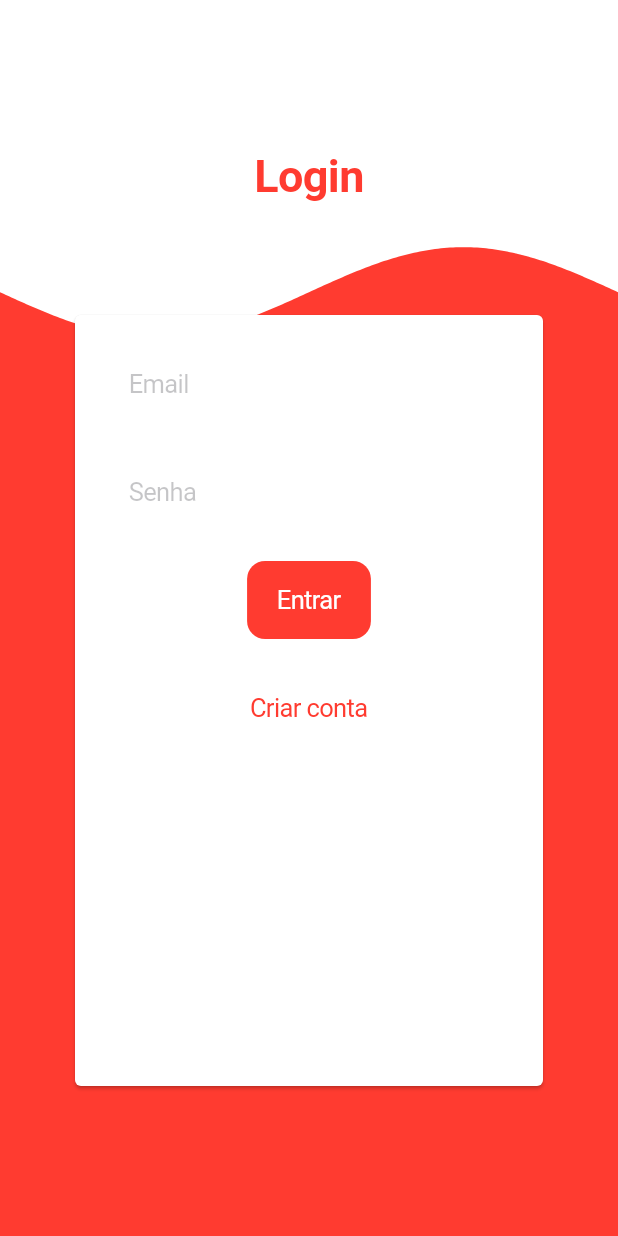
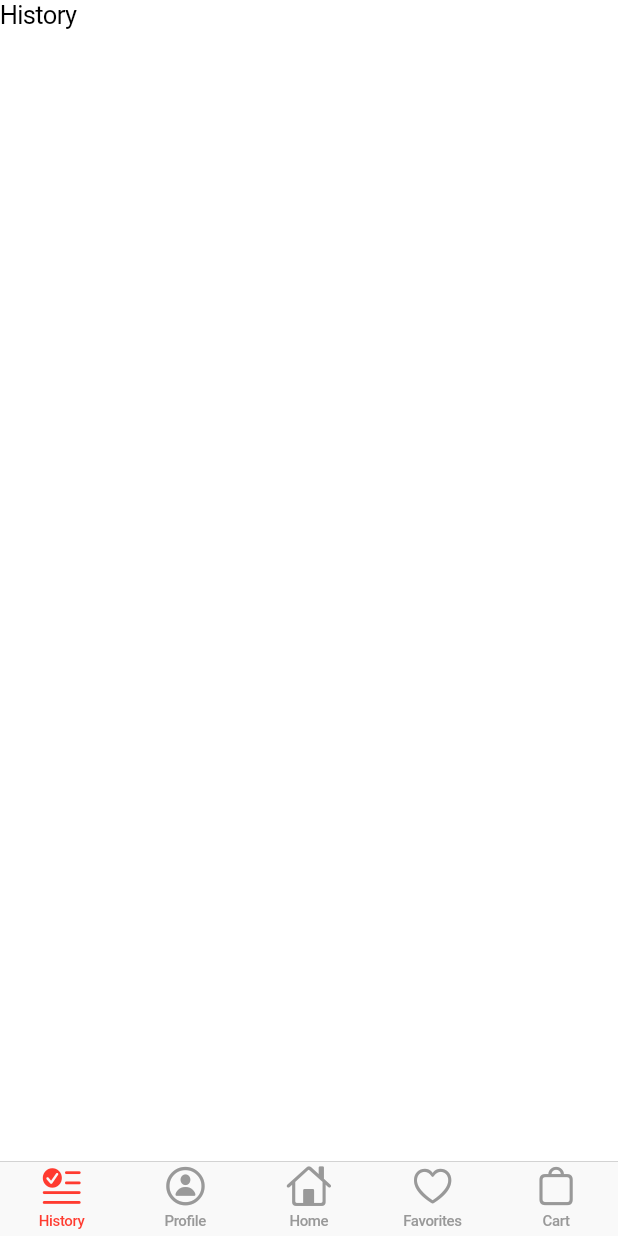
Before and after one commit to RToramaru/delivery_app, a Flutter app: the screen it shows after launch, on a phone screen of 412 x 824 dp. Run offline on Flutter 3.47's test engine with Material 2 defaults, Android fonts, the phone set to English and light mode, and no system bars; drawn by our look-alikes of wave.

Commit message:
create of interface to home page

```diff
--- a/lib/main.dart
+++ b/lib/main.dart
@@ -1,4 +1,4 @@
-import 'package:delivery_app/pages/login_page.dart';
+import 'package:delivery_app/pages/routes/app_route.dart';
 import 'package:flutter/cupertino.dart';
 
 void main() {
@@ -15,7 +15,7 @@ class MyApp extends StatelessWidget {
         primaryColor: CupertinoColors.systemRed,
         brightness: Brightness.light
       ),
-      home: LoginPage(),
+      home: AppRoutes(),
     );
   }
 }
--- /dev/null
+++ b/lib/pages/home_page.dart
@@ -0,0 +1,46 @@
+import 'package:flutter/cupertino.dart';
+
+class HomePage extends StatefulWidget {
+  const HomePage({Key? key}) : super(key: key);
+
+  @override
+  State<HomePage> createState() => _HomePageState();
+}
+
+class _HomePageState extends State<HomePage> {
+  List<Widget> screens = [
+    const Text('History'),
+    const Text('Profile'),
+    const Text('Home'),
+    const Text('Profile'),
+    const Text('Cart'),
+  ];
+
+  @override
+  Widget build(BuildContext context) {
+    return CupertinoTabScaffold(
+        tabBar: CupertinoTabBar(items: const [
+          BottomNavigationBarItem(
+              icon: Icon(CupertinoIcons.text_badge_checkmark), label: 'History'),
+          BottomNavigationBarItem(
+              icon: Icon(CupertinoIcons.person_circle), label: 'Profile'),
+          BottomNavigationBarItem(
+              icon: Icon(CupertinoIcons.home), label: 'Home'),
+          BottomNavigationBarItem(
+              icon: Icon(CupertinoIcons.heart), label: 'Favorites'),
+          BottomNavigationBarItem(
+              icon: Icon(CupertinoIcons.bag), label: 'Cart'),
+        ]),
+        tabBuilder: (context, index) {
+          return CupertinoTabView(
+            builder: (context) {
+              return CupertinoPageScaffold(
+                child: SafeArea(
+                  child: screens[index],
+                ),
+              );
+            },
+          );
+        });
+  }
+}
--- a/lib/pages/routes/app_route.dart
+++ b/lib/pages/routes/app_route.dart
@@ -1,3 +1,4 @@
+import 'package:delivery_app/pages/home_page.dart';
 import 'package:delivery_app/pages/login_page.dart';
 import 'package:flutter/cupertino.dart';
 import 'package:flutter_localizations/flutter_localizations.dart';
@@ -19,8 +20,9 @@ class AppRoutes extends StatelessWidget {
       initialRoute: '/',
       routes: {
         '/login': (context) => const LoginPage(),
+        '/home': (context) => const HomePage(),
       },
-      home:  const LoginPage(),
+      home:  const HomePage(),
     );
   }
 }
```
